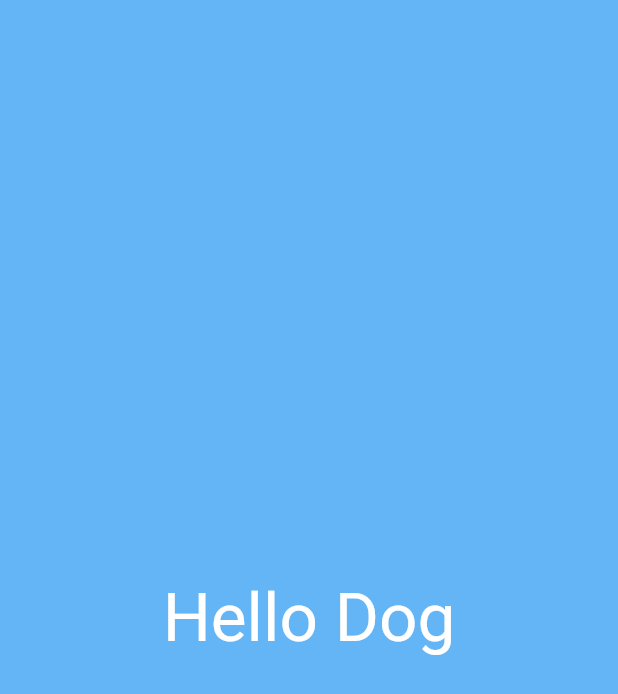
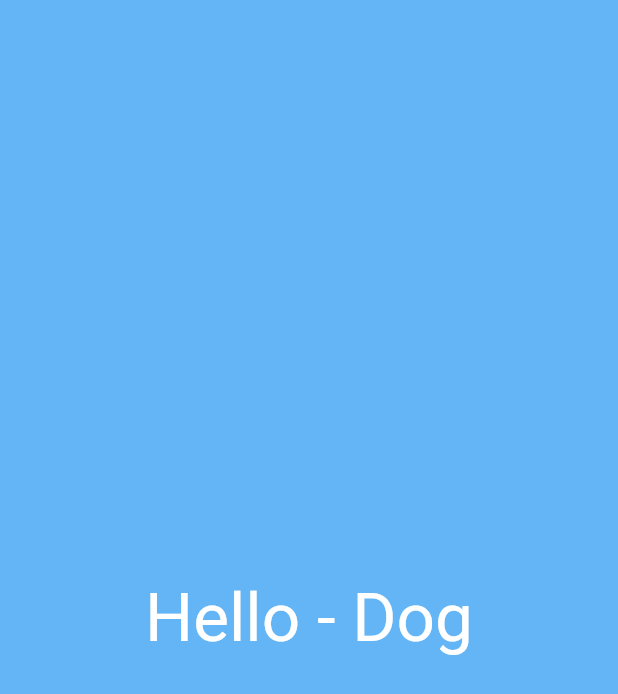
Before and after one commit to weoil/flutter_app_suprise, a Flutter app: the screen it shows after launch, on a phone screen of 412 x 824 dp. Shown: the top 694 px of the screen. Run offline on Flutter 3.47's test engine with Material 2 defaults, Android fonts, the phone set to English and light mode, and no system bars; our stand-ins replace bot_toast, dio, flutter_screenutil, get.

Commit message:
fix: lib upgrade flutter to 3.0.5

```diff
--- a/lib/app.dart
+++ b/lib/app.dart
@@ -16,13 +16,13 @@ class MyApp extends StatefulWidget {
 class _MyAppState extends State<MyApp> with WidgetsBindingObserver {
   @override
   void initState() {
-    WidgetsBinding.instance?.addObserver(this);
+    WidgetsBinding.instance.addObserver(this);
     super.initState();
   }
 
   @override
   void dispose() {
-    WidgetsBinding.instance?.removeObserver(this);
+    WidgetsBinding.instance.removeObserver(this);
     super.dispose();
   }
 
--- a/lib/views/home/home_page.dart
+++ b/lib/views/home/home_page.dart
@@ -18,7 +18,7 @@ class _HomePageState extends State<HomePage> {
         color: Colors.blue[300],
         child: Center(
           child: Text(
-            "Hello Dog",
+            "Hello - Dog",
             style: TextStyle(color: Colors.white, fontSize: 82.sp),
           ),
         ),
```
Also changed, not shown: pubspec.lock, 1 other file.
